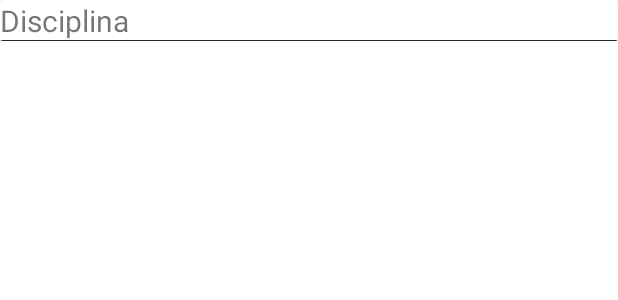
After one commit to DemetriosP/gerador_grade_escolar, an Android app: the layout recycler_row.xml on its own in the app's theme, with its tools: preview values and no code run, on a phone screen of 412 x 824 dp. The commit adds this screen. Shown: the top 300 px of the screen. Run offline under Robolectric (Android 15) with nearby library versions, the phone set to English and light mode, and no system bars.

Commit message:
Criação e configuração parcial de RecyclerView para exibir e editar as disciplinas cadastradas

```diff
--- a/app/src/main/AndroidManifest.xml
+++ b/app/src/main/AndroidManifest.xml
@@ -10,6 +10,9 @@
         android:supportsRtl="true"
         android:theme="@style/Theme.GeradorDeGradeEscolar">
         <activity
+            android:name=".ui.activity.FormLogin"
+            android:exported="false" />
+        <activity
             android:name=".ui.activity.FormPreRequisito"
             android:exported="false" />
         <activity
@@ -19,7 +22,7 @@
             android:name=".ui.activity.FormCasdastro"
             android:exported="false" />
         <activity
-            android:name=".ui.activity.FormLogin"
+            android:name=".ui.activity.ExibeDisciplina"
             android:exported="true">
             <intent-filter>
                 <action android:name="android.intent.action.MAIN" />
--- /dev/null
+++ b/app/src/main/res/layout/recycler_row.xml
@@ -0,0 +1,40 @@
+<?xml version="1.0" encoding="utf-8"?>
+<androidx.constraintlayout.widget.ConstraintLayout xmlns:android="http://schemas.android.com/apk/res/android"
+    xmlns:app="http://schemas.android.com/apk/res-auto"
+    android:layout_width="match_parent"
+    android:layout_height="wrap_content"
+    android:id="@+id/recyclerLayout">
+
+    <androidx.cardview.widget.CardView
+        android:layout_width="match_parent"
+        android:layout_height="wrap_content"
+        app:layout_constraintBottom_toBottomOf="parent"
+        app:layout_constraintEnd_toEndOf="parent"
+        app:layout_constraintStart_toStartOf="parent"
+        app:layout_constraintTop_toTopOf="parent"
+        >
+
+        <androidx.constraintlayout.widget.ConstraintLayout
+            android:layout_width="match_parent"
+            android:layout_height="match_parent">
+
+            <View
+                android:layout_width="match_parent"
+                android:layout_height="1dp"
+                android:background="@color/black"
+                app:layout_constraintBottom_toBottomOf="parent"
+                app:layout_constraintStart_toStartOf="parent"
+                app:layout_constraintTop_toBottomOf="parent" />
+
+            <TextView
+                android:id="@+id/textDisciplina"
+                android:layout_width="wrap_content"
+                android:layout_height="wrap_content"
+                android:text="@string/disciplina"
+                android:textSize="20sp"
+                app:layout_constraintBottom_toBottomOf="parent"
+                app:layout_constraintStart_toStartOf="parent"
+                app:layout_constraintTop_toTopOf="parent" />
+        </androidx.constraintlayout.widget.ConstraintLayout>
+    </androidx.cardview.widget.CardView>
+</androidx.constraintlayout.widget.ConstraintLayout>
--- a/app/src/main/res/values/styles.xml
+++ b/app/src/main/res/values/styles.xml
@@ -23,6 +23,4 @@
         <item name="android:background">@drawable/button</item>
     </style>
 
-
-
 </resources>
```
Also changed, not shown: app/src/main/java/com/example/geradordegradeescolar/model/Disciplina.java (+20 -3 lines), app/src/main/java/com/example/geradordegradeescolar/ui/activity/ExibeDisciplina.java (added, +37 -0 lines), app/src/main/java/com/example/geradordegradeescolar/ui/activity/FormDisciplina.java (+37 -6 lines), app/src/main/java/com/example/geradordegradeescolar/ui/activity/RecyclerAdapter.java (added, +64 -0 lines), app/src/main/res/layout/activity_exibe_disciplina.xml (added, +13 -0 lines).
